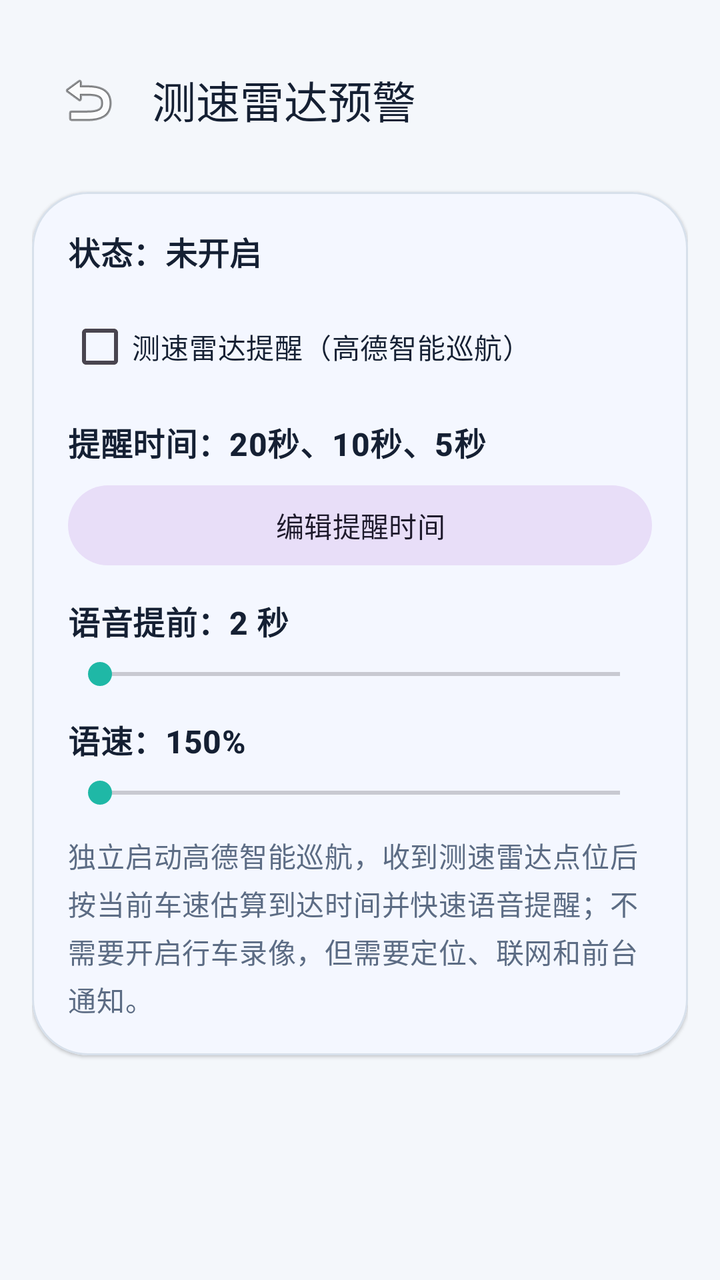
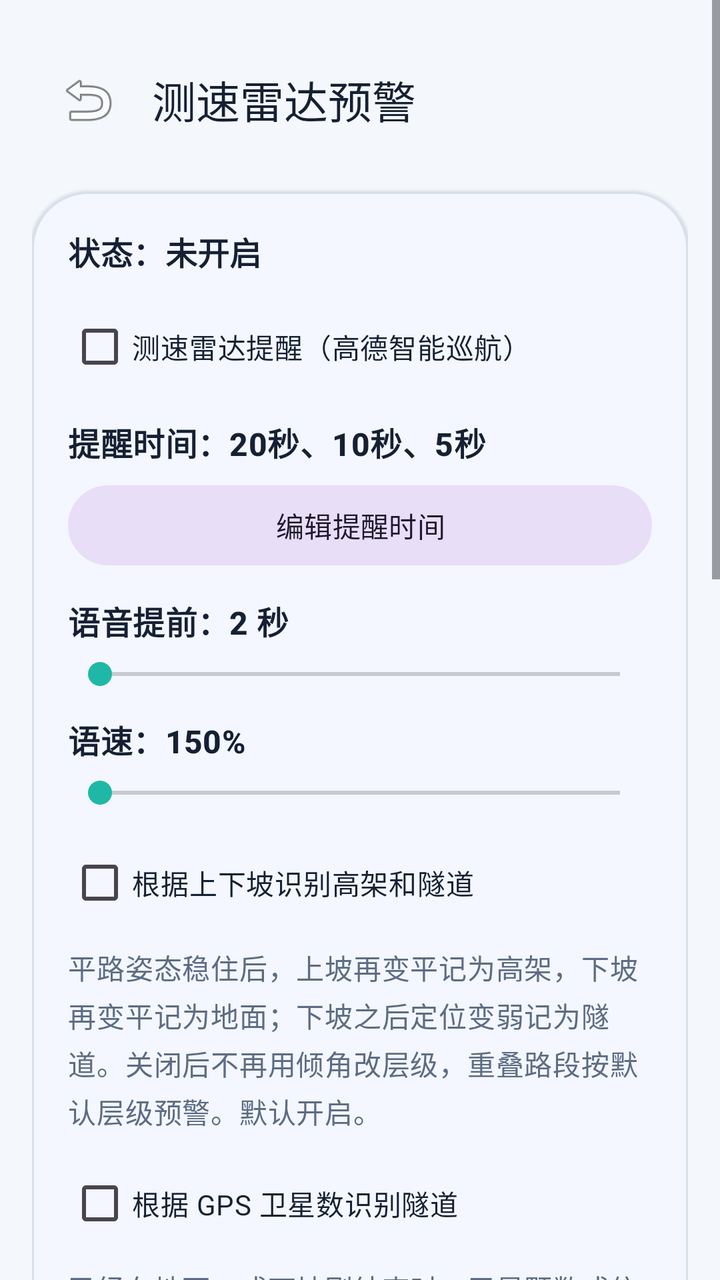

The first picture is an Android layout as it rendered before a commit; the second is the same layout after the commit. The layout source and the unified diff follow.
<!-- AndroidManifest.xml: application theme Theme.CarSpeed -->
<!-- res/layout/activity_radar_alert_settings.xml -->
<?xml version="1.0" encoding="utf-8"?>
<ScrollView xmlns:android="http://schemas.android.com/apk/res/android"
    xmlns:app="http://schemas.android.com/apk/res-auto"
    android:layout_width="match_parent"
    android:layout_height="match_parent"
    android:background="@color/brand_sand"
    android:fillViewport="true">

    <LinearLayout
        android:layout_width="match_parent"
        android:layout_height="wrap_content"
        android:orientation="vertical"
        android:paddingStart="16dp"
        android:paddingTop="18dp"
        android:paddingEnd="16dp"
        android:paddingBottom="24dp">

        <com.google.android.material.appbar.MaterialToolbar
            android:id="@+id/toolbar"
            android:layout_width="match_parent"
            android:layout_height="wrap_content"
            android:backgroundTint="@android:color/transparent"
            app:navigationIcon="@android:drawable/ic_menu_revert"
            app:title="@string/radar_settings_title"
            app:titleTextColor="@color/text_primary" />

        <com.google.android.material.card.MaterialCardView
            style="@style/Widget.CarSpeed.Card"
            android:layout_width="match_parent"
            android:layout_height="wrap_content"
            android:layout_marginTop="14dp">

            <LinearLayout
                android:layout_width="match_parent"
                android:layout_height="wrap_content"
                android:orientation="vertical"
                android:padding="18dp">

                <TextView
                    android:id="@+id/tvRadarStatus"
                    android:layout_width="match_parent"
                    android:layout_height="wrap_content"
                    android:text="@string/radar_status_off"
                    android:textAppearance="@style/TextAppearance.CarSpeed.SectionTitle" />

                <CheckBox
                    android:id="@+id/cbRadarAlert"
                    android:layout_width="match_parent"
                    android:layout_height="wrap_content"
                    android:layout_marginTop="12dp"
                    android:text="@string/radar_alert_toggle"
                    android:textColor="@color/text_primary" />

                <TextView
                    android:id="@+id/tvRadarThresholdsLabel"
                    android:layout_width="match_parent"
                    android:layout_height="wrap_content"
                    android:layout_marginTop="12dp"
                    android:text="@string/radar_thresholds_label_default"
                    android:textAppearance="@style/TextAppearance.CarSpeed.SectionTitle" />

                <com.google.android.material.button.MaterialButton
                    android:id="@+id/btnRadarThresholds"
                    style="@style/Widget.Material3.Button.TonalButton"
                    android:layout_width="match_parent"
                    android:layout_height="wrap_content"
                    android:layout_marginTop="6dp"
                    android:text="@string/radar_thresholds_edit" />

                <TextView
                    android:id="@+id/tvRadarLeadLabel"
                    android:layout_width="match_parent"
                    android:layout_height="wrap_content"
                    android:layout_marginTop="12dp"
                    android:text="@string/radar_lead_label_default"
                    android:textAppearance="@style/TextAppearance.CarSpeed.SectionTitle" />

                <SeekBar
                    android:id="@+id/sbRadarLeadSeconds"
                    android:layout_width="match_parent"
                    android:layout_height="wrap_content"
                    android:layout_marginTop="6dp"
                    android:max="10" />

                <TextView
                    android:id="@+id/tvRadarSpeechRateLabel"
                    android:layout_width="match_parent"
                    android:layout_height="wrap_content"
                    android:layout_marginTop="12dp"
                    android:text="@string/radar_speech_rate_label_default"
                    android:textAppearance="@style/TextAppearance.CarSpeed.SectionTitle" />

                <SeekBar
                    android:id="@+id/sbRadarSpeechRate"
                    android:layout_width="match_parent"
                    android:layout_height="wrap_content"
                    android:layout_marginTop="6dp"
                    android:max="220" />

                <TextView
                    android:layout_width="match_parent"
                    android:layout_height="wrap_content"
                    android:layout_marginTop="12dp"
                    android:text="@string/radar_alert_helper"
                    android:textAppearance="@style/TextAppearance.CarSpeed.Body" />
            </LinearLayout>
        </com.google.android.material.card.MaterialCardView>
    </LinearLayout>
</ScrollView>
<!-- resources referenced by this layout -->
<resources>
  <color name="brand_sand">#F4F7FB</color>
  <color name="text_primary">#152033</color>
  <string name="radar_alert_helper">独立启动高德智能巡航，收到测速雷达点位后按当前车速估算到达时间并快速语音提醒；不需要开启行车录像，但需要定位、联网和前台通知。</string>
  <string name="radar_alert_toggle">测速雷达提醒（高德智能巡航）</string>
  <string name="radar_lead_label_default">语音提前：2 秒</string>
  <string name="radar_settings_title">测速雷达预警</string>
  <string name="radar_speech_rate_label_default">语速：150%</string>
  <string name="radar_status_off">状态：未开启</string>
  <string name="radar_thresholds_edit">编辑提醒时间</string>
  <string name="radar_thresholds_label_default">提醒时间：20秒、10秒、5秒</string>
  <style name="TextAppearance.CarSpeed.Body" parent="TextAppearance.Material3.BodyMedium">
          <item name="android:textColor">@color/text_secondary</item>
      </style>
  <style name="TextAppearance.CarSpeed.SectionTitle" parent="TextAppearance.Material3.TitleMedium">
          <item name="android:textColor">@color/text_primary</item>
          <item name="android:textStyle">bold</item>
      </style>
  <style name="Widget.CarSpeed.Card" parent="Widget.Material3.CardView.Elevated">
          <item name="cardBackgroundColor">@color/surface_primary</item>
          <item name="strokeColor">@color/divider_soft</item>
          <item name="strokeWidth">1dp</item>
          <item name="cardCornerRadius">28dp</item>
      </style>
  <style name="Theme.CarSpeed" parent="Theme.Material3.DayNight.NoActionBar">
          <item name="colorPrimary">@color/brand_blue</item>
          <item name="colorSecondary">@color/brand_teal</item>
          <item name="colorSurface">@color/surface_primary</item>
          <item name="android:colorBackground">@color/brand_sand</item>
          <item name="android:statusBarColor">@android:color/transparent</item>
          <item name="android:navigationBarColor">@color/brand_navy</item>
          <item name="android:windowLightStatusBar">true</item>
          <item name="materialCardViewFilledStyle">@style/Widget.CarSpeed.Card</item>
      </style>
  <color name="text_secondary">#5C6C84</color>
  <color name="surface_primary">#FFFFFF</color>
  <color name="divider_soft">#D7E0EB</color>
  <color name="brand_blue">#2E6BFF</color>
  <color name="brand_teal">#1FB8A6</color>
  <color name="brand_navy">#0E1A2B</color>
</resources>

<!-- the commit's change to res/layout/activity_radar_alert_settings.xml (unified diff, before → after) -->
@@ -97,6 +97,74 @@
                     android:layout_marginTop="6dp"
                     android:max="220" />
 
+                <CheckBox
+                    android:id="@+id/cbPitchRoadLayer"
+                    android:layout_width="match_parent"
+                    android:layout_height="wrap_content"
+                    android:layout_marginTop="12dp"
+                    android:text="@string/radar_pitch_road_layer"
+                    android:textColor="@color/text_primary" />
+
+                <TextView
+                    android:layout_width="match_parent"
+                    android:layout_height="wrap_content"
+                    android:layout_marginTop="8dp"
+                    android:text="@string/radar_pitch_road_layer_helper"
+                    android:textAppearance="@style/TextAppearance.CarSpeed.Body" />
+
+                <CheckBox
+                    android:id="@+id/cbSatelliteTunnel"
+                    android:layout_width="match_parent"
+                    android:layout_height="wrap_content"
+                    android:layout_marginTop="12dp"
+                    android:text="@string/radar_satellite_tunnel"
+                    android:textColor="@color/text_primary" />
+
+                <TextView
+                    android:layout_width="match_parent"
+                    android:layout_height="wrap_content"
+                    android:layout_marginTop="8dp"
+                    android:text="@string/radar_satellite_tunnel_helper"
+                    android:textAppearance="@style/TextAppearance.CarSpeed.Body" />
+
+                <CheckBox
+                    android:id="@+id/cbUnknownRoadElevated"
+                    android:layout_width="match_parent"
+                    android:layout_height="wrap_content"
+                    android:layout_marginTop="12dp"
+                    android:text="@string/radar_unknown_layer_elevated"
+                    android:textColor="@color/text_primary" />
+
+                <TextView
+                    android:id="@+id/tvRoadLayerStatus"
+                    android:layout_width="match_parent"
+                    android:layout_height="wrap_content"
+                    android:layout_marginTop="8dp"
+                    android:text="@string/radar_road_layer_default_elevated"
+                    android:textAppearance="@style/TextAppearance.CarSpeed.Body" />
+
+                <TextView
+                    android:layout_width="match_parent"
+                    android:layout_height="wrap_content"
+                    android:layout_marginTop="8dp"
+                    android:text="@string/radar_unknown_layer_helper"
+                    android:textAppearance="@style/TextAppearance.CarSpeed.Body" />
+
+                <CheckBox
+                    android:id="@+id/cbRoadDivergenceCorrection"
+                    android:layout_width="match_parent"
+                    android:layout_height="wrap_content"
+                    android:layout_marginTop="12dp"
+                    android:text="@string/radar_divergence_correction"
+                    android:textColor="@color/text_primary" />
+
+                <TextView
+                    android:layout_width="match_parent"
+                    android:layout_height="wrap_content"
+                    android:layout_marginTop="8dp"
+                    android:text="@string/radar_divergence_correction_helper"
+                    android:textAppearance="@style/TextAppearance.CarSpeed.Body" />
+
                 <TextView
                     android:layout_width="match_parent"
                     android:layout_height="wrap_content"
<!-- resource entries referenced after the edit -->
@@ -4,12 +4,21 @@
   <color name="text_primary">#152033</color>
   <string name="radar_alert_helper">独立启动高德智能巡航，收到测速雷达点位后按当前车速估算到达时间并快速语音提醒；不需要开启行车录像，但需要定位、联网和前台通知。</string>
   <string name="radar_alert_toggle">测速雷达提醒（高德智能巡航）</string>
+  <string name="radar_divergence_correction">重合路分开后，按实际路线回头修正层级</string>
+  <string name="radar_divergence_correction_helper">高架和地面先重合、后面又分开时，用定位回头核对。例如高架接着左拐、地面继续直行，定位跟着左拐，就会把刚才误判成地面的那段改回高架。当前录像里已经写上的桥上、桥下也会一起改。还在上下坡，或者分不清是哪一条时，不会改。默认开启。</string>
   <string name="radar_lead_label_default">语音提前：2 秒</string>
+  <string name="radar_pitch_road_layer">根据上下坡识别高架和隧道</string>
+  <string name="radar_pitch_road_layer_helper">平路姿态稳住后，上坡再变平记为高架，下坡再变平记为地面；下坡之后定位变弱记为隧道。关闭后不再用倾角改层级，重叠路段按默认层级预警。默认开启。</string>
+  <string name="radar_road_layer_default_elevated">重叠道路：按高架预警（默认最高层）</string>
+  <string name="radar_satellite_tunnel">根据 GPS 卫星数识别隧道</string>
+  <string name="radar_satellite_tunnel_helper">已经在地面，或下坡刚结束时：卫星颗数或信号强度基本没变，就记为地面，不记隧道；30 秒内从至少 6 颗掉到 3 颗及以下，或卫星信号中断，并持续约 3 秒，才改记为隧道。高架上少星不会改成隧道。回到正常星数并稳住约 15 秒后改回地面。关掉后仍按定位精度和中断判断隧道。需要同时开着上下坡识别。默认开启。</string>
   <string name="radar_settings_title">测速雷达预警</string>
   <string name="radar_speech_rate_label_default">语速：150%</string>
   <string name="radar_status_off">状态：未开启</string>
   <string name="radar_thresholds_edit">编辑提醒时间</string>
   <string name="radar_thresholds_label_default">提醒时间：20秒、10秒、5秒</string>
+  <string name="radar_unknown_layer_elevated">重叠道路识别不出来时，按最高层预警</string>
+  <string name="radar_unknown_layer_helper">用手机倾角识别上下匝道。平路姿态稳定 30 秒后记为基准；持续倾斜约 8 秒，再回到平路并稳住约 15 秒，就判定为上高架或下到地面。手机被拿起或重新固定后会重新学习。只区分一层高架和地面。取消勾选则识别不出来时按最底层预警。</string>
   <style name="TextAppearance.CarSpeed.Body" parent="TextAppearance.Material3.BodyMedium">
           <item name="android:textColor">@color/text_secondary</item>
       </style>
